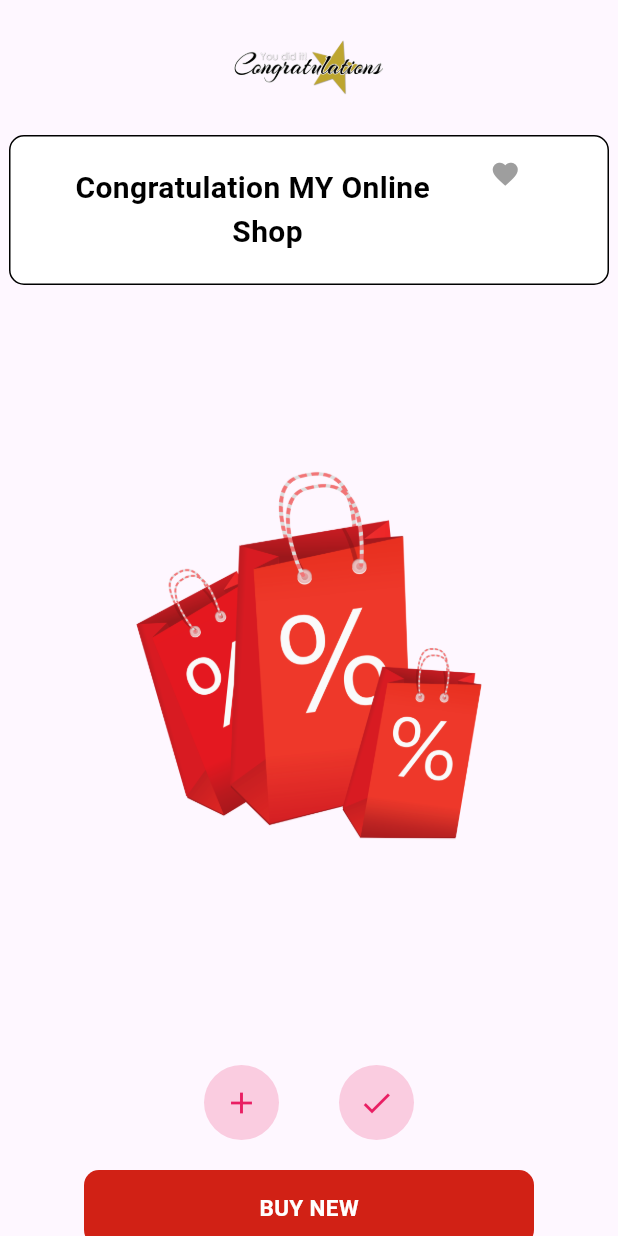
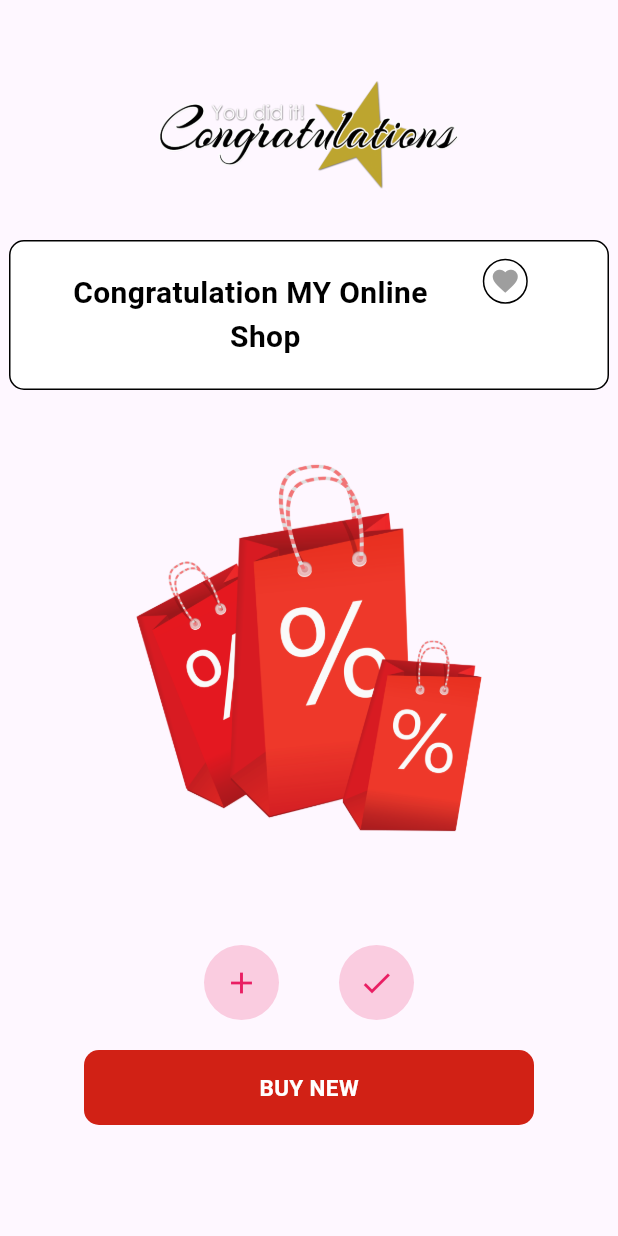
Before and after one commit to Muhammd-Shehzad/Student-Portal, a Flutter app: the Screen3 screen opened directly, on a phone screen of 412 x 824 dp. Run offline on Flutter 3.47's test engine with Material 3 defaults, Android fonts, the light colour scheme and no system bars.

Commit message:
Heart task in third Screen Complet

```diff
--- a/lib/screen3.dart
+++ b/lib/screen3.dart
@@ -1,20 +1,28 @@
 import 'package:flutter/material.dart';
+import 'package:grid_view_builder/fav_icom.dart';
 
-class Screen3 extends StatelessWidget {
+class Screen3 extends StatefulWidget {
   const Screen3({super.key});
 
   @override
+  State<Screen3> createState() => _Screen3State();
+}
+
+class _Screen3State extends State<Screen3> {
+  @override
   Widget build(BuildContext context) {
     return Scaffold(
-      body: Column(
+      body: Padding(
+        padding: const EdgeInsets.symmetric(vertical: 20),
+        child: Column(
           children: [
             Padding(
               padding: const EdgeInsets.all(20),
               child: Center(
                 child: Image.asset(
                   'assets/con1.png',
-                height: 50,
-                width: 100,
+                  height: 100,
+                  width: 200,
                 ),
               ),
             ),
@@ -42,29 +50,15 @@ class Screen3 extends StatelessWidget {
                   ),
                   Padding(
                     padding: EdgeInsets.all(10),
-                  child: Align(
-                    alignment: Alignment.topRight,
-                    child: Container(
-                      height: 30,
-                      width: 30,
-                      decoration: BoxDecoration(
-                        color: Colors.white,
-                        shape: BoxShape.circle,
-                      ),
-                      child: Icon(
-                        Icons.favorite,
-                        size: 20,
-                        color: Colors.grey,
-                      ),
-                    ),
-                  ),
+                    child:
+                        Align(alignment: Alignment.topRight, child: favIcon()),
                   ),
                 ],
               ),
             ),
             Image.asset(
               'assets/buy.png',
-            height: 500,
+              height: 350,
               width: 250,
             ),
             Row(
@@ -130,6 +124,7 @@ class Screen3 extends StatelessWidget {
             ),
           ],
         ),
+      ),
     );
   }
 }
```
Lines whose indentation alone changed are shown as unchanged.
